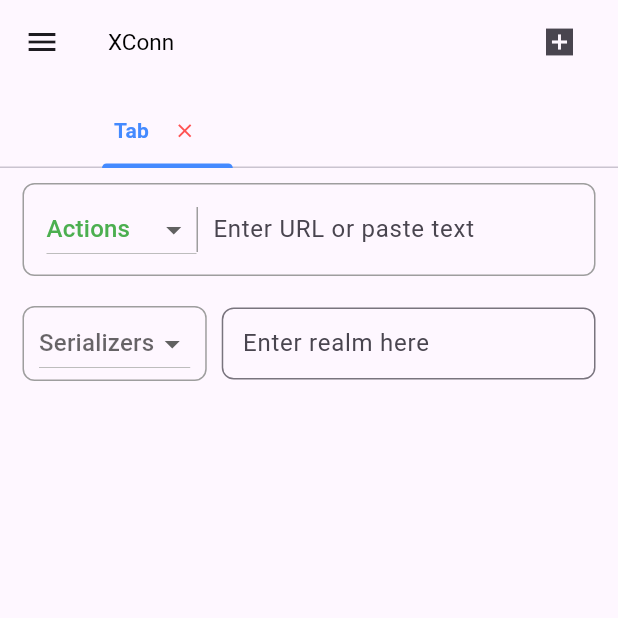
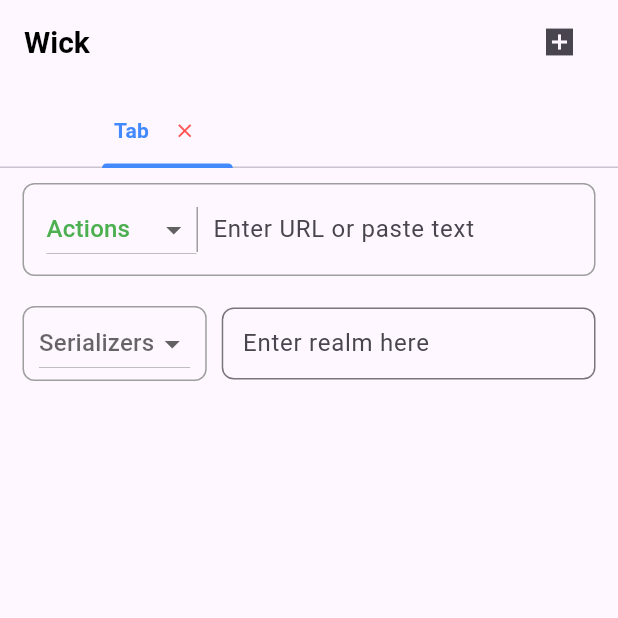
Before and after one commit to xconnio/xconn-ui, a Flutter app: the screen it shows after launch, on a phone screen of 412 x 824 dp, the top half of it. Run offline on Flutter 3.47's test engine with Material 3 defaults, Android fonts, the phone set to English and light mode, and no system bars; missing offline and left inert: xconn; Roboto replaces fonts that are missing (Arial).

Commit message:
Correct tool name (#15)
* fix: Correct tool name from xconn to wick on main screen

* disable empty side

* format code

```diff
--- a/lib/screens/mobile/mobile_home.dart
+++ b/lib/screens/mobile/mobile_home.dart
@@ -101,9 +101,14 @@ class _MobileHomeScaffoldState extends State<MobileHomeScaffold> with TickerProv
     return Scaffold(
       appBar: AppBar(
         title: Text(
-          "XConn",
-          style: TextStyle(color: homeAppBarTextColor, fontSize: 15),
+          "Wick",
+          style: TextStyle(
+            color: homeAppBarTextColor,
+            fontSize: 20,
+            fontWeight: FontWeight.bold,
+          ),
         ),
+        automaticallyImplyLeading: false,
         actions: [
           Padding(
             padding: const EdgeInsets.only(right: 15),
```
